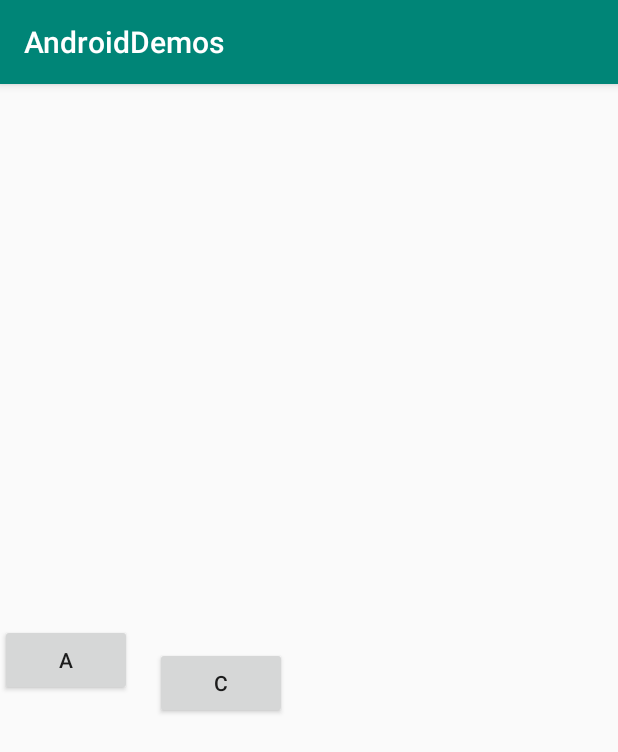
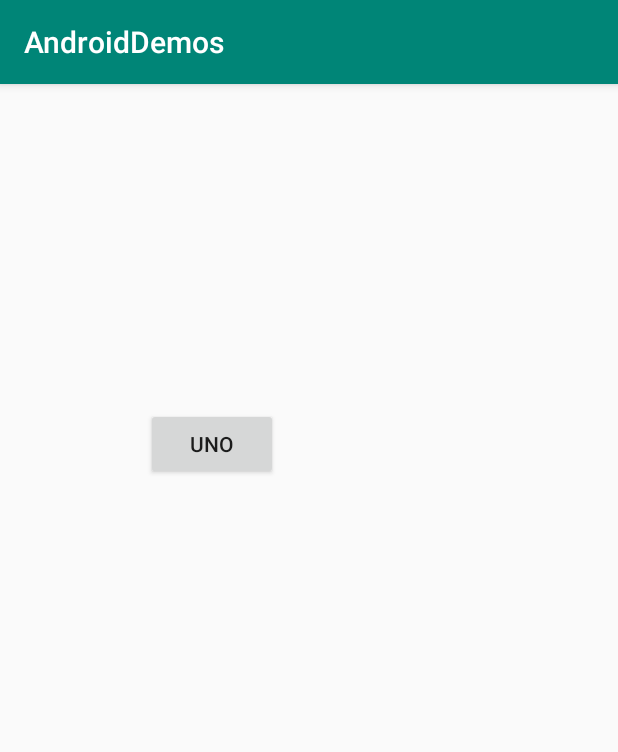
Before and after one commit to tribbianiwang/androidDemos, an Android app: the screen it shows after launch (KotlinTestActivity), on a phone screen of 412 x 824 dp. Shown: the top 752 px of the screen. Run offline under Robolectric (Android 15) with nearby library versions, the phone set to English and light mode, and no system bars; libraries missing offline, so code that uses them is left out: com.tencent.tinker, com.tinkerpatch.sdk; 3 statements that could not run were skipped.

Commit message:
ConstraintLayout bias偏压

```diff
--- a/app/src/main/res/layout/activity_kotlin_test.xml
+++ b/app/src/main/res/layout/activity_kotlin_test.xml
@@ -4,44 +4,18 @@
         android:layout_height="match_parent"
         xmlns:app="http://schemas.android.com/apk/res-auto"
 >
-    <Button
-            android:id="@+id/bt_a"
-            android:layout_width="wrap_content"
-            android:layout_height="wrap_content"
-            android:text="A"
-            app:layout_constraintTop_toTopOf="parent"
-            app:layout_constraintBottom_toBottomOf="parent"
-            app:layout_constraintStart_toStartOf="parent"
-            />
 
     <Button
             android:layout_width="wrap_content"
             android:layout_height="wrap_content"
-            android:text="B"
-            android:id="@+id/bt_b"
-            android:layout_marginLeft="15dp"
-            android:layout_marginTop="15dp"
-            app:layout_constraintStart_toEndOf="@id/bt_a"
-            app:layout_constraintTop_toTopOf="@id/bt_a"
-            android:visibility="gone"
-            />
-
-    <Button
-            android:id="@+id/bt_c"
-            android:layout_width="wrap_content"
-            android:layout_height="wrap_content"
-            app:layout_constraintStart_toEndOf="@id/bt_b"
-            app:layout_constraintTop_toTopOf="@id/bt_b"
-            android:text="C"
-            android:layout_marginLeft="15dp"
-            android:layout_marginTop="15dp"
-
+            app:layout_constraintLeft_toLeftOf="parent"
+            app:layout_constraintRight_toRightOf="parent"
+            app:layout_constraintTop_toTopOf="parent"
+            app:layout_constraintBottom_toBottomOf="parent"
+            android:text="UNO"
+            app:layout_constraintHorizontal_bias="0.3"
+            app:layout_constraintVertical_bias="0.3"
             />
 
 
-
-
-
-
-
 </androidx.constraintlayout.widget.ConstraintLayout>
```
